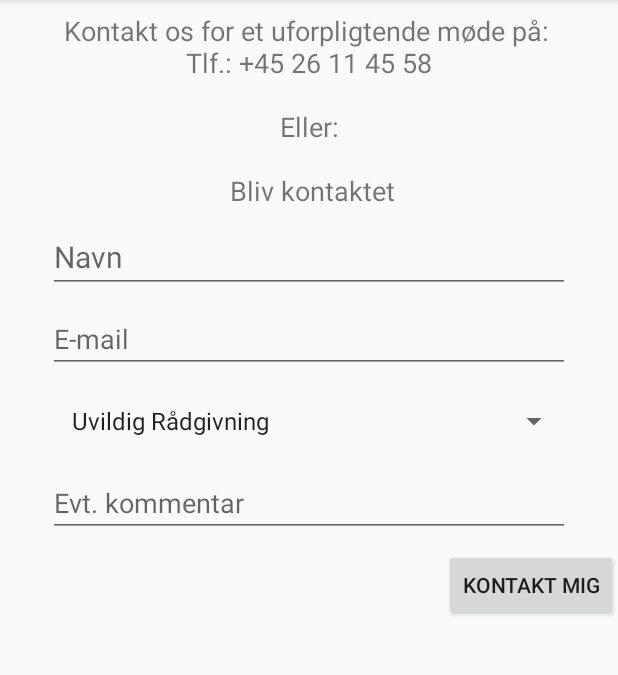
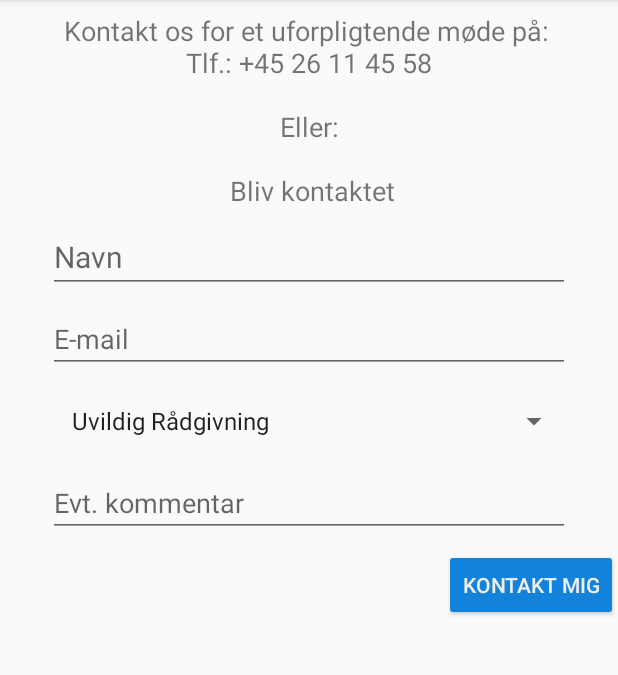
Before and after one commit to s147300/final_pensionconsult, an Android app: the fragment Contact placed in its activity, on a phone screen of 412 x 824 dp, the part 84-759 px from its top. Run offline under Robolectric (Android 15) with nearby library versions, the phone set to English and light mode, and no system bars.

Commit message:
redesign of contact logic

```diff
--- a/app/src/main/AndroidManifest.xml
+++ b/app/src/main/AndroidManifest.xml
@@ -21,8 +21,10 @@
                 <category android:name="android.intent.category.LAUNCHER" />
             </intent-filter>
         </activity>
-        <activity android:name=".TestResult" />
-        <activity android:name=".TestQuestions" />
+        <activity android:name=".TestResult"
+            android:theme="@style/AppTheme.NoActionBar" />
+        <activity android:name=".TestQuestions"
+            android:theme="@style/AppTheme.NoActionBar" />
     </application>
 
 </manifest>
--- a/app/src/main/res/layout/fragment_contact.xml
+++ b/app/src/main/res/layout/fragment_contact.xml
@@ -43,7 +43,7 @@
             app:layout_constraintTop_toBottomOf="@+id/textView" />
 
         <EditText
-            android:id="@+id/etMail"
+            android:id="@+id/etSenderMail"
             android:layout_width="0dp"
             android:layout_height="wrap_content"
             android:layout_marginLeft="32dp"
@@ -69,7 +69,7 @@
             app:layout_constraintHorizontal_bias="0.0"
             app:layout_constraintLeft_toLeftOf="parent"
             app:layout_constraintRight_toRightOf="parent"
-            app:layout_constraintTop_toBottomOf="@+id/etMail" />
+            app:layout_constraintTop_toBottomOf="@+id/etSenderMail" />
 
         <EditText
             android:id="@+id/etComment"
@@ -90,8 +90,8 @@
 
         <Button
             android:id="@+id/button2"
+            android:theme="@style/primaryButtons"
             android:layout_width="wrap_content"
-
             android:layout_height="wrap_content"
             android:layout_marginBottom="16dp"
             android:layout_marginLeft="32dp"
--- a/app/src/main/res/menu/activity_front_page_drawer.xml
+++ b/app/src/main/res/menu/activity_front_page_drawer.xml
@@ -11,18 +11,9 @@
             android:icon="@drawable/ic_news"
             android:title="Nyheder" />
         <item
-            android:id="@+id/nav_guide"
-            android:icon="@drawable/ic_star_black_24dp"
-            android:title="Råd og vejledning" />
-        <item
-            android:id="@+id/nav_settings"
-            android:icon="@drawable/ic_settings_black_24dp"
-            android:title="Indstillinger" />
-
-        <item
             android:id="@+id/nav_test"
             android:icon="@drawable/ic_settings_black_24dp"
-            android:title="Test" />
+            android:title="Investerings profiltest" />
     </group>
 
     <item android:title="Kontakt">
```
Also changed, not shown: app/src/main/java/com/example/jonathanlarsen/pensionconsultmainpage/MainActivity.java (+4 -3 lines), app/src/main/java/com/example/jonathanlarsen/pensionconsultmainpage/fragments/Contact.java (+24 -56 lines).
